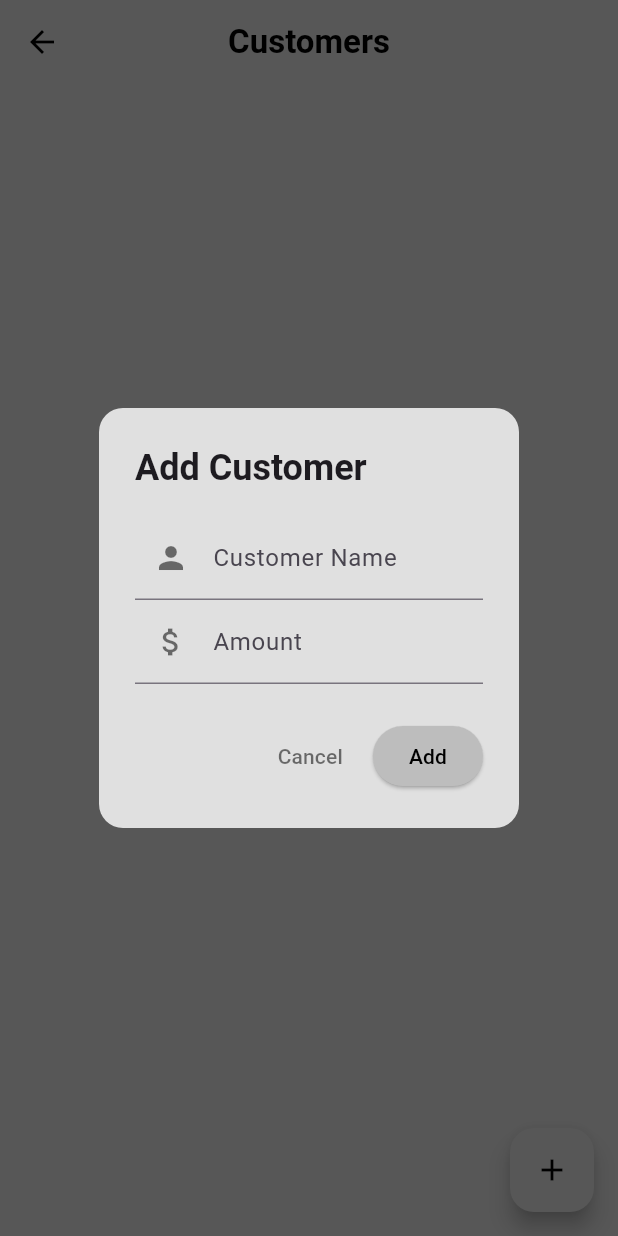
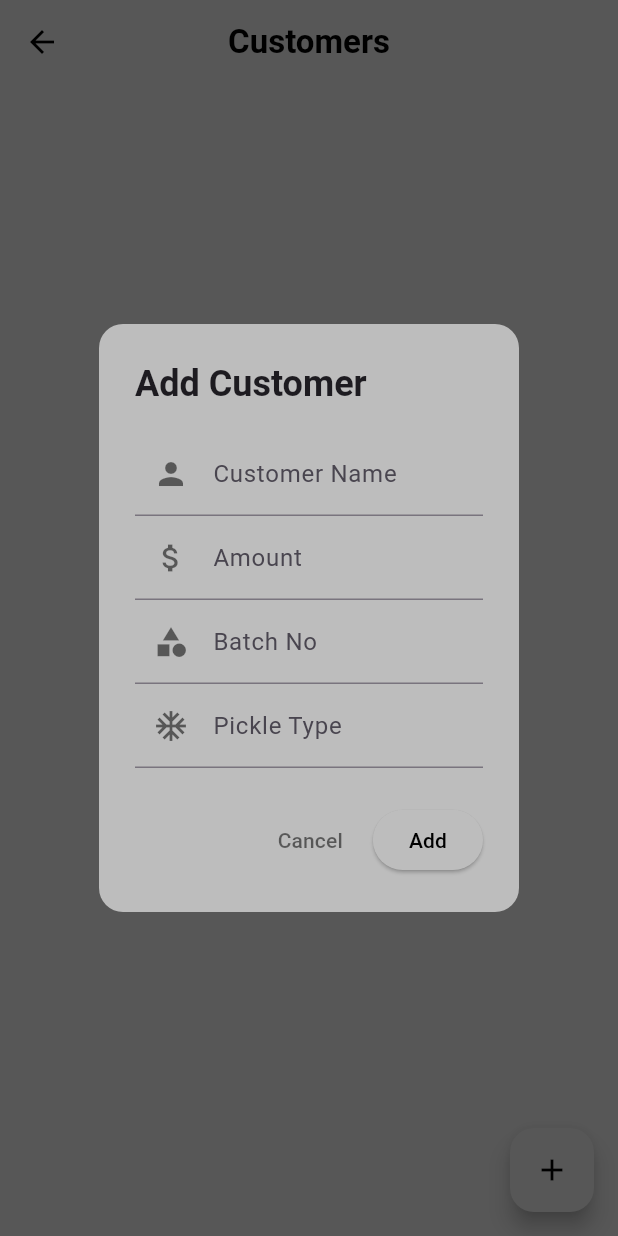
Before and after one commit to Aravind556/Logs, a Flutter app: the CustomerPage screen opened by its route, after a tap on the "add" icon, on a phone screen of 412 x 824 dp. Run offline on Flutter 3.47's test engine with Material 3 defaults, Android fonts, the phone set to English and light mode, and no system bars.

Commit message:
cleaned code

```diff
--- /dev/null
+++ b/lib/componenets/Button.dart
@@ -0,0 +1,21 @@
+import 'package:flutter/material.dart';
+
+
+class Button extends StatelessWidget {
+  String text;
+  VoidCallback onPressed;
+
+  Button({super.key, required this.onPressed, required this.text});
+
+  @override
+  Widget build(BuildContext context) {
+    return ElevatedButton(
+      style: ElevatedButton.styleFrom(
+        backgroundColor: Colors.grey[400],
+        foregroundColor: Colors.black,
+      ),
+      onPressed: onPressed,
+      child:Text(text),
+    );
+  }
+}
--- a/lib/componenets/Dialog.dart
+++ b/lib/componenets/Dialog.dart
@@ -1,21 +1,26 @@
+import 'package:app/componenets/Button.dart';
 import 'package:flutter/material.dart';
 
 class Dialogbox extends StatelessWidget {
   final TextEditingController nameController;
   final TextEditingController amountController;
-  final void Function(String name, int amount) onAdd;
+  final TextEditingController pickleController;
+  final TextEditingController batchController;
+  final void Function(String name, int amount, String pickle,int batch) onAdd;
 
   const Dialogbox({
     super.key,
     required this.nameController,
     required this.amountController,
+    required this.pickleController,
+    required this.batchController,
     required this.onAdd,
   });
 
   @override
   Widget build(BuildContext context) {
     return AlertDialog(
-      backgroundColor: Colors.grey[300],
+      backgroundColor: Colors.grey[400],
       shape: RoundedRectangleBorder(borderRadius: BorderRadius.circular(16)),
       title: const Text('Add Customer', style: TextStyle(fontWeight: FontWeight.bold)),
       content: Column(
@@ -32,33 +37,64 @@ class Dialogbox extends StatelessWidget {
             controller: amountController,
             decoration: const InputDecoration(
               labelText: 'Amount',
+              hintText: "Enter amount",
               prefixIcon: Icon(Icons.attach_money, color: Colors.black54),
             ),
             keyboardType: TextInputType.number,
           ),
+          TextField(decoration: const InputDecoration(
+            labelText: 'Batch No',
+            hintText: "Enter Batch no",
+            prefixIcon: Icon(Icons.category_sharp,color: Colors.black54),
+          ),
+          controller: batchController,),
+          TextField(decoration: const InputDecoration(
+            labelText: 'Pickle Type',
+            prefixIcon: Icon(Icons.ac_unit_sharp, color: Colors.black54),
+          ),
+          controller: pickleController,)
         ],
       ),
       actions: [
+        //Cancel button
         TextButton(
           onPressed: () => Navigator.pop(context),
           child: const Text('Cancel', style: TextStyle(color: Colors.black54)),
         ),
-        ElevatedButton(
-          style: ElevatedButton.styleFrom(
-            backgroundColor: Colors.grey[400],
-            foregroundColor: Colors.black,
-          ),
+
+        //Add Button
+
+        Button(
+          text: "Add",
           onPressed: () {
-            if (nameController.text.isNotEmpty && amountController.text.isNotEmpty) {
+            if (nameController.text.isNotEmpty &&
+                amountController.text.isNotEmpty &&
+                pickleController.text.isNotEmpty &&
+                batchController.text.isNotEmpty) {
               final int? amount = int.tryParse(amountController.text);
-              if (amount != null) {
-                onAdd(nameController.text, amount);
+              final int? batch = int.tryParse(batchController.text);
+              if (amount != null && batch != null) {
+                onAdd(
+                  nameController.text,
+                  amount,
+                  pickleController.text,
+                  batch,
+                );
                 Navigator.pop(context);
               }
             }
+            else {
+              ScaffoldMessenger.of(context).showSnackBar(
+                const SnackBar(
+                  content: Text('Please fill all fields'),
+                  backgroundColor: Colors.redAccent,
+                ),
+              );
+            }
+
           },
-          child: const Text('Add'),
-        ),
+        )
+
       ],
     );
   }
--- a/lib/pages/customerpage.dart
+++ b/lib/pages/customerpage.dart
@@ -1,5 +1,5 @@
 import 'package:app/componenets/Dialog.dart';
-import 'package:app/componenets/user.dart';
+import 'package:app/componenets/user_tile.dart';
 import 'package:flutter/material.dart';
 
 class CustomerPage extends StatefulWidget {
@@ -12,21 +12,25 @@ class CustomerPage extends StatefulWidget {
 class _CustomerPageState extends State<CustomerPage> {
   final List<Map<String, dynamic>> customers = [];
 
-  void _addCustomer(String name, int amount) {
+  void _addCustomer(String name, int amount, String pickle, int batch) {
     setState(() {
-      customers.add({'name': name, 'amount': amount});
+      customers.add({'name': name, 'amount': amount, 'pickle': pickle, 'batch': batch});
     });
   }
 
   void _showAddCustomerDialog() {
     final nameController = TextEditingController();
     final amountController = TextEditingController();
+    final pickleController = TextEditingController();
+    final batchController = TextEditingController();
 
     showDialog(
       context: context,
       builder: (context) => Dialogbox(
         nameController: nameController,
         amountController: amountController,
+        pickleController: pickleController,
+        batchController: batchController,
         onAdd:_addCustomer,
       )
     );
@@ -67,6 +71,32 @@ class _CustomerPageState extends State<CustomerPage> {
                         customers.removeAt(index);
                       });
                     },
+                    onEdit: () {
+                      final nameController = TextEditingController(text: customer['name']);
+                      final amountController = TextEditingController(text: customer['amount'].toString());
+                      final pickleController = TextEditingController(text: customer['pickle']);
+                      final batchController = TextEditingController(text: customer['batch'].toString());
+
+                      showDialog(
+                        context: context,
+                        builder: (context) => Dialogbox(
+                          nameController: nameController,
+                          amountController: amountController,
+                          pickleController: pickleController,
+                          batchController: batchController,
+                          onAdd: (name, amount, pickle, batch) {
+                            setState(() {
+                              customers[index] = {
+                                'name': name,
+                                'amount': amount,
+                                'pickle': pickle,
+                                'batch': batch,
+                              };
+                            });
+                          },
+                        ),
+                      );
+                    },
                   );
                 },
               ),
```
Also changed, not shown: lib/componenets/user_tile.dart (renamed from lib/componenets/user.dart, +17 -4 lines).
